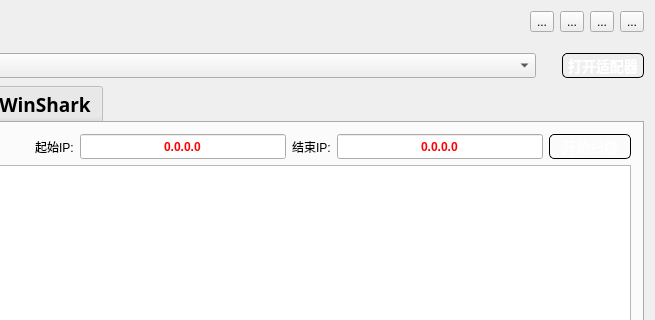
Qt form widget.ui (Alex278/SnifferToolServer) before a commit; both pictures show x 195 to 850 and y 0 to 320 of the 850 by 585 pixel window.
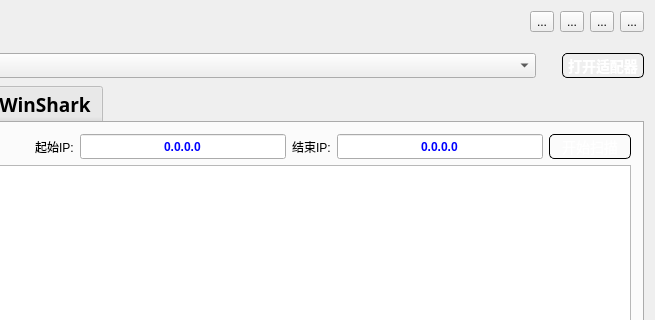
The same form after that commit.

```diff
--- a/widget.ui
+++ b/widget.ui
@@ -275,7 +275,7 @@
              </property>
              <property name="styleSheet">
               <string notr="true">QLineEdit{
-	color: rgb(255, 0, 0);
+	color: rgb(0, 0, 255);	
 	font: bold 12px;
 }</string>
              </property>
@@ -316,7 +316,7 @@
              </property>
              <property name="styleSheet">
               <string notr="true">QLineEdit{
-	color: rgb(255, 0, 0);
+	color: rgb(0, 0, 255);	
 	font: bold 12px;
 }</string>
              </property>
```
Left out of the diff: 11 changed lines with no effect on the pictures.
